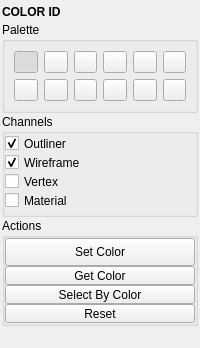
First picture: the form in mayatk/display_utils/color_id.ui, repository m3trik/mayatk, before the edit.
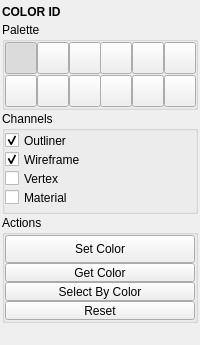
Second picture: the form after the edit. Custom widgets are drawn as their Qt base class.

What changed in the file:
```diff
--- a/mayatk/display_utils/color_id.ui
+++ b/mayatk/display_utils/color_id.ui
@@ -10,7 +10,7 @@
     <x>0</x>
     <y>0</y>
     <width>200</width>
-    <height>271</height>
+    <height>326</height>
    </rect>
   </property>
   <property name="tabShape">
@@ -81,8 +81,38 @@
          <string>Palette</string>
         </property>
         <layout class="QGridLayout" name="gridLayout">
+         <property name="leftMargin">
+          <number>0</number>
+         </property>
+         <property name="topMargin">
+          <number>0</number>
+         </property>
+         <property name="rightMargin">
+          <number>0</number>
+         </property>
+         <property name="bottomMargin">
+          <number>0</number>
+         </property>
+         <property name="horizontalSpacing">
+          <number>0</number>
+         </property>
+         <property name="verticalSpacing">
+          <number>1</number>
+         </property>
         <item row="0" column="0">
          <widget class="ColorSwatch" name="chk000">
+           <property name="minimumSize">
+            <size>
+             <width>32</width>
+             <height>32</height>
+            </size>
+           </property>
+           <property name="maximumSize">
+            <size>
+             <width>32</width>
+             <height>32</height>
+            </size>
+           </property>
           <property name="text">
            <string/>
           </property>
@@ -96,6 +126,18 @@
         </item>
         <item row="0" column="4">
          <widget class="ColorSwatch" name="chk004">
+           <property name="minimumSize">
+            <size>
+             <width>32</width>
+             <height>32</height>
+            </size>
+           </property>
+           <property name="maximumSize">
+            <size>
+             <width>32</width>
+             <height>32</height>
+            </size>
+           </property>
           <property name="text">
            <string/>
           </property>
@@ -109,6 +151,18 @@
         </item>
         <item row="0" column="1">
          <widget class="ColorSwatch" name="chk001">
+           <property name="minimumSize">
+            <size>
+             <width>32</width>
+             <height>32</height>
+            </size>
+           </property>
+           <property name="maximumSize">
+            <size>
+             <width>32</width>
+             <height>32</height>
+            </size>
+           </property>
           <property name="text">
            <string/>
           </property>
@@ -122,6 +176,18 @@
         </item>
         <item row="0" column="3">
          <widget class="ColorSwatch" name="chk003">
+           <property name="minimumSize">
+            <size>
+             <width>32</width>
+             <height>32</height>
+            </size>
+           </property>
+           <property name="maximumSize">
+            <size>
+             <width>32</width>
+             <height>32</height>
+            </size>
+           </property>
           <property name="text">
            <string/>
           </property>
@@ -135,6 +201,18 @@
         </item>
         <item row="0" column="5">
          <widget class="ColorSwatch" name="chk005">
+           <property name="minimumSize">
+            <size>
+             <width>32</width>
+             <height>32</height>
+            </size>
+           </property>
+           <property name="maximumSize">
+            <size>
+             <width>32</width>
+             <height>32</height>
+            </size>
+           </property>
           <property name="text">
            <string/>
           </property>
@@ -148,6 +226,18 @@
         </item>
         <item row="0" column="2">
          <widget class="ColorSwatch" name="chk002">
+           <property name="minimumSize">
+            <size>
+             <width>32</width>
+             <height>32</height>
+            </size>
+           </property>
+           <property name="maximumSize">
+            <size>
+             <width>32</width>
+             <height>32</height>
+            </size>
+           </property>
           <property name="text">
            <string/>
           </property>
@@ -161,6 +251,18 @@
         </item>
         <item row="1" column="4">
          <widget class="ColorSwatch" name="chk010">
+           <property name="minimumSize">
+            <size>
+             <width>32</width>
+             <height>32</height>
+            </size>
+           </property>
+           <property name="maximumSize">
+            <size>
+             <width>32</width>
+             <height>32</height>
+            </size>
+           </property>
           <property name="text">
            <string/>
           </property>
@@ -174,6 +276,18 @@
         </item>
         <item row="1" column="1">
          <widget class="ColorSwatch" name="chk007">
+           <property name="minimumSize">
+            <size>
+             <width>32</width>
+             <height>32</height>
+            </size>
+           </property>
+           <property name="maximumSize">
+            <size>
+             <width>32</width>
+             <height>32</height>
+            </size>
+           </property>
           <property name="text">
            <string/>
           </property>
@@ -187,6 +301,18 @@
         </item>
         <item row="1" column="3">
          <widget class="ColorSwatch" name="chk009">
+           <property name="minimumSize">
+            <size>
+             <width>32</width>
+             <height>32</height>
+            </size>
+           </property>
+           <property name="maximumSize">
+            <size>
+             <width>32</width>
+             <height>32</height>
+            </size>
+           </property>
           <property name="text">
            <string/>
           </property>
@@ -200,6 +326,18 @@
         </item>
         <item row="1" column="2">
          <widget class="ColorSwatch" name="chk008">
+           <property name="minimumSize">
+            <size>
+             <width>32</width>
+             <height>32</height>
+            </size>
+           </property>
+           <property name="maximumSize">
+            <size>
+             <width>32</width>
+             <height>32</height>
+            </size>
+           </property>
           <property name="text">
            <string/>
           </property>
@@ -213,6 +351,18 @@
         </item>
         <item row="1" column="0">
          <widget class="ColorSwatch" name="chk006">
+           <property name="minimumSize">
+            <size>
+             <width>32</width>
+             <height>32</height>
+            </size>
+           </property>
+           <property name="maximumSize">
+            <size>
+             <width>32</width>
+             <height>32</height>
+            </size>
+           </property>
           <property name="text">
            <string/>
           </property>
@@ -226,6 +376,18 @@
         </item>
         <item row="1" column="5">
          <widget class="ColorSwatch" name="chk011">
+           <property name="minimumSize">
+            <size>
+             <width>32</width>
+             <height>32</height>
+            </size>
+           </property>
+           <property name="maximumSize">
+            <size>
+             <width>32</width>
+             <height>32</height>
+            </size>
+           </property>
           <property name="text">
            <string/>
           </property>
```
Left out of the diff: 6 changed lines with no effect on the pictures. Lines whose indentation alone changed are shown as unchanged.
